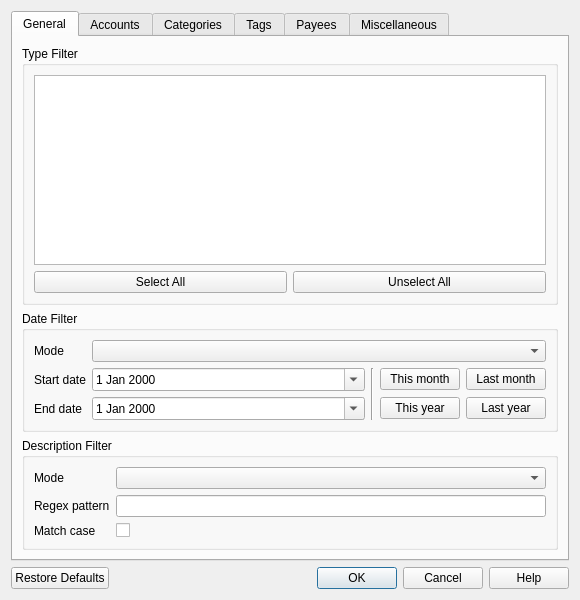
Before: the Qt Designer form src/views/ui_files/forms/transaction_filter_form.ui in JakubFranek/Kapytal, drawn with Qt 5.
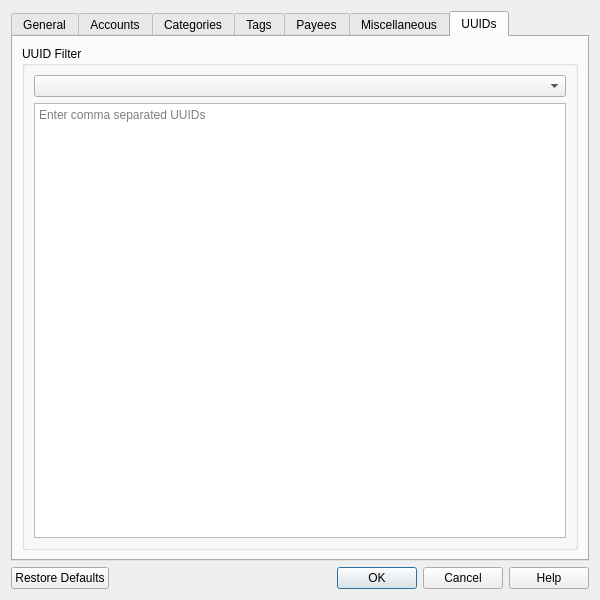
After: the same form once the commit is applied. The open tabs and pages were chosen to show the change.

Commit message: Add UUID Filter UI

Patch:
```diff
--- a/src/views/ui_files/forms/transaction_filter_form.ui
+++ b/src/views/ui_files/forms/transaction_filter_form.ui
@@ -9,7 +9,7 @@
    <rect>
     <x>0</x>
     <y>0</y>
-    <width>580</width>
+    <width>600</width>
     <height>600</height>
    </rect>
   </property>
@@ -980,6 +980,35 @@
        </item>
       </layout>
      </widget>
+     <widget class="QWidget" name="uuidsTab">
+      <attribute name="title">
+       <string>UUIDs</string>
+      </attribute>
+      <layout class="QVBoxLayout" name="verticalLayout_17">
+       <item>
+        <widget class="QGroupBox" name="uuidFilterGroupBox">
+         <property name="toolTip">
+          <string>&lt;html&gt;&lt;head/&gt;&lt;body&gt;&lt;p&gt;Filter Transactions based on their UUID.&lt;/p&gt;&lt;p&gt;All Transactions have a UUID (Universal Unique IDentifier version 4), which is a 36-character string (for example '9507ae40-8252-4178-a8cb-34bc300f484d').&lt;br/&gt;&lt;br/&gt;The UUIDs can be viewed in the UUID column of the Transaction Table (hidden by default, but can be shown by right-clicking on the Transaction Table column headers).&lt;br/&gt;Transaction UUIDs can be copied by right-clicking Transactions and selecting Copy UUIDs action from the context menu.&lt;/p&gt;&lt;p&gt;KEEP: Only Transactions whose UUID matches any of the listed UUIDs are kept.&lt;/p&gt;&lt;p&gt;DISCARD: Transactions whose UUID matches any of the listed UUIDs are discarded.&lt;/p&gt;&lt;/body&gt;&lt;/html&gt;</string>
+         </property>
+         <property name="title">
+          <string>UUID Filter</string>
+         </property>
+         <layout class="QVBoxLayout" name="verticalLayout_19">
+          <item>
+           <widget class="QComboBox" name="uuidFilterModeComboBox"/>
+          </item>
+          <item>
+           <widget class="QPlainTextEdit" name="uuidFilterPlainTextEdit">
+            <property name="placeholderText">
+             <string>Enter comma separated UUIDs</string>
+            </property>
+           </widget>
+          </item>
+         </layout>
+        </widget>
+       </item>
+      </layout>
+     </widget>
     </widget>
    </item>
    <item>
```
The commit also changes 2 other files.
